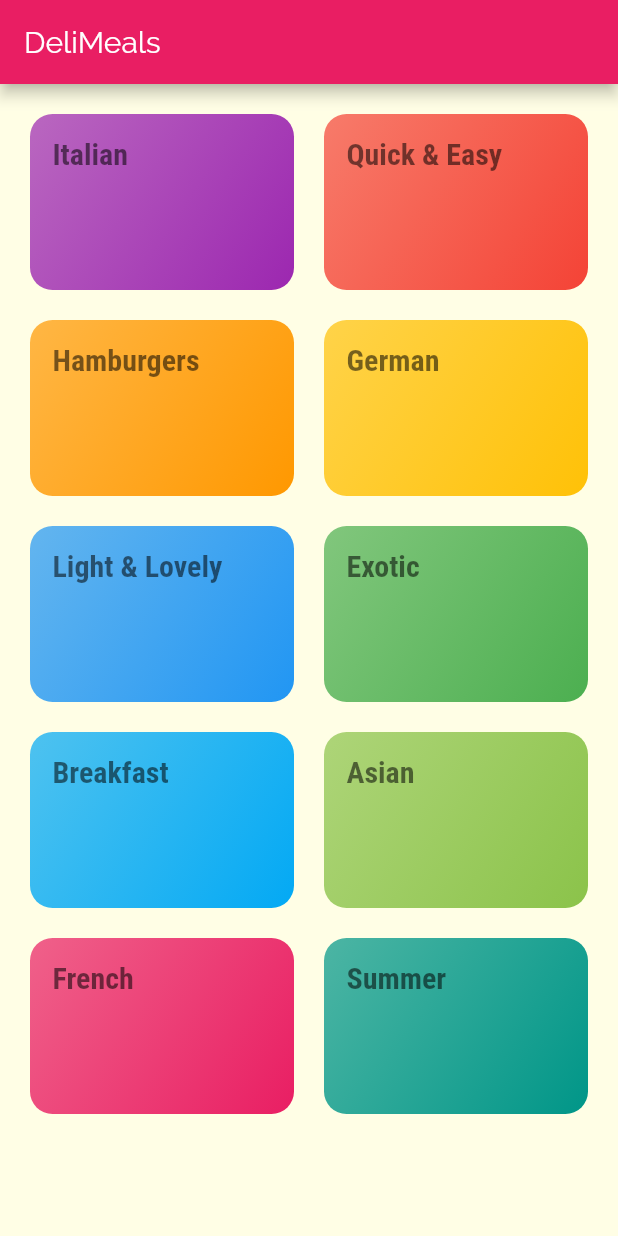
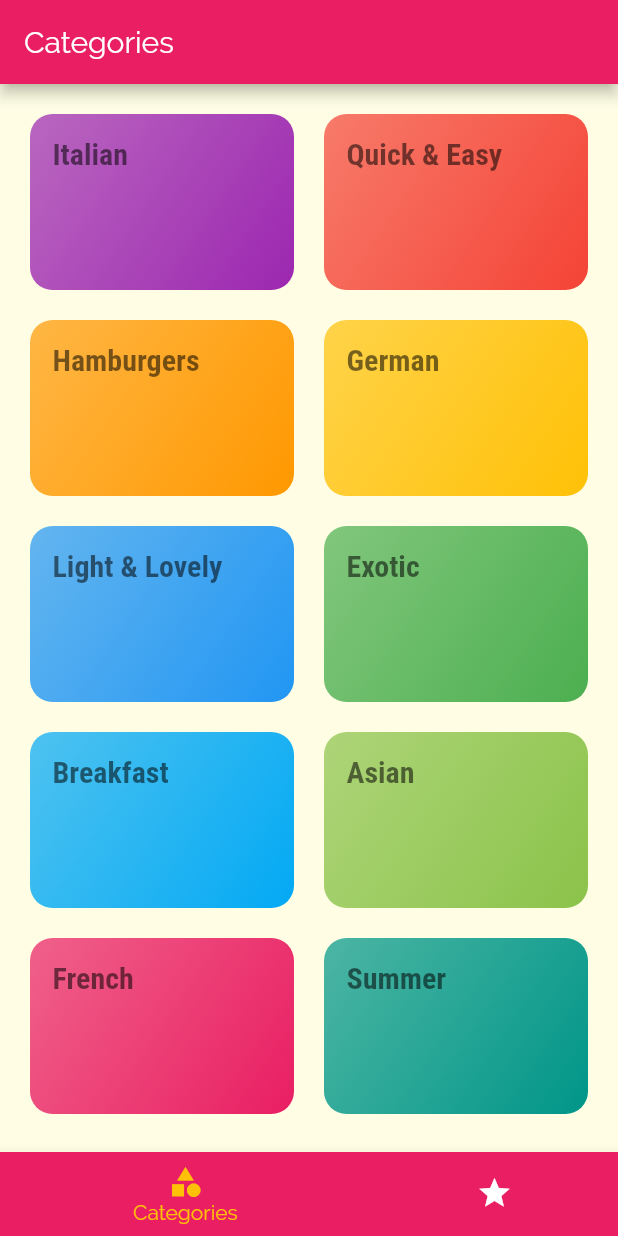
Before and after one commit to sanchit-g/Meals_App, a Flutter app: the screen it shows after launch, on a phone screen of 412 x 824 dp. Run offline on Flutter 3.47's test engine with Material 2 defaults, Android fonts, the phone set to English and light mode, and no system bars.

Commit message:
fourth commit

```diff
--- a/lib/main.dart
+++ b/lib/main.dart
@@ -1,5 +1,6 @@
-import 'package:Meals_App/screens/categories_screen.dart';
 import 'package:Meals_App/screens/category_meals_screen.dart';
+import 'package:Meals_App/screens/meal_detail_screen.dart';
+import 'package:Meals_App/screens/tabs_screen.dart';
 import 'package:flutter/material.dart';
 
 void main() {
@@ -31,9 +32,10 @@ class MyApp extends StatelessWidget {
             )),
         visualDensity: VisualDensity.adaptivePlatformDensity,
       ),
-      home: CategoriesScreen(),
+      home: TabsScreen(),
       routes: {
-        CategoryMealsScreen.routeName: (ctx) => CategoryMealsScreen()
+        CategoryMealsScreen.routeName: (ctx) => CategoryMealsScreen(),
+        MealDetailScreen.routeName: (ctx) => MealDetailScreen()
       },
     );
   }
--- a/lib/screens/categories_screen.dart
+++ b/lib/screens/categories_screen.dart
@@ -5,11 +5,7 @@ import 'package:flutter/material.dart';
 class CategoriesScreen extends StatelessWidget {
   @override
   Widget build(BuildContext context) {
-    return Scaffold(
-      appBar: AppBar(
-        title: const Text('DeliMeals'),
-      ),
-      body: GridView(
+    return GridView(
       padding: const EdgeInsets.all(20),
       children: DUMMY_CATEGORIES
           .map(
@@ -26,7 +22,6 @@ class CategoriesScreen extends StatelessWidget {
         crossAxisSpacing: 20,
         mainAxisSpacing: 20,
       ),
-      ),
     );
   }
 }
--- a/lib/screens/category_meals_screen.dart
+++ b/lib/screens/category_meals_screen.dart
@@ -27,6 +27,7 @@ class CategoryMealsScreen extends StatelessWidget {
       body: ListView.builder(
         itemBuilder: (ctx, index) {
           return MealItem(
+            id: categoryMeals[index].id,
             title: categoryMeals[index].title,
             imageUrl: categoryMeals[index].imageUrl,
             duration: categoryMeals[index].duration,
--- /dev/null
+++ b/lib/screens/tabs_screen.dart
@@ -0,0 +1,59 @@
+import 'package:Meals_App/screens/categories_screen.dart';
+import 'package:Meals_App/screens/favorites_screen.dart';
+import 'package:flutter/material.dart';
+
+class TabsScreen extends StatefulWidget {
+  @override
+  _TabsScreenState createState() => _TabsScreenState();
+}
+
+class _TabsScreenState extends State<TabsScreen> {
+  final List<Map<String, dynamic>> _pages = [
+    {
+      'page': CategoriesScreen(),
+      'title': 'Categories',
+    },
+    {
+      'page': FavoritesScreen(),
+      'title': 'Your Favorites',
+    },
+  ];
+
+  int _selectedPageIndex = 0;
+
+  void _selectPage(int index) {
+    setState(() {
+      _selectedPageIndex = index;
+    });
+  }
+
+  @override
+  Widget build(BuildContext context) {
+    return Scaffold(
+      appBar: AppBar(
+        title: Text(_pages[_selectedPageIndex]['title']),
+      ),
+      body: _pages[_selectedPageIndex]['page'],
+      bottomNavigationBar: BottomNavigationBar(
+        unselectedItemColor: Colors.white,
+        selectedItemColor: Theme.of(context).accentColor,
+        currentIndex: _selectedPageIndex,
+        onTap: _selectPage,
+        type: BottomNavigationBarType.shifting,
+        items: [
+          BottomNavigationBarItem(
+            backgroundColor: Theme.of(context).primaryColor,
+            icon: Icon(Icons.category),
+            label: 'Categories',
+          ),
+          BottomNavigationBarItem(
+            backgroundColor: Theme.of(context).primaryColor,
+            icon: Icon(Icons.star),
+            label: 'Favorites',
+          ),
+        ],
+        backgroundColor: Theme.of(context).primaryColor,
+      ),
+    );
+  }
+}
```
Also changed, not shown: lib/screens/favorites_screen.dart (added, +10 -0 lines), lib/screens/meal_detail_screen.dart (added, +98 -0 lines), lib/widgets/meal_item.dart (+15 -7 lines). Lines whose indentation alone changed are shown as unchanged.
